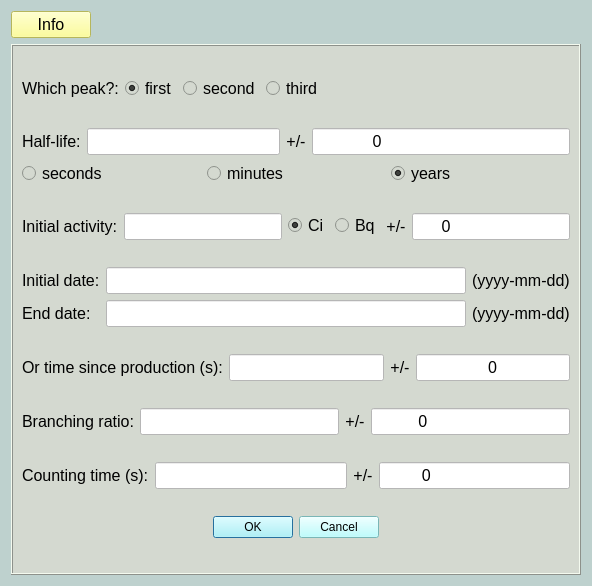
First picture: the form in nasagamma/win_eff.ui, repository mauricioAyllon/NASA-gamma, before the edit.
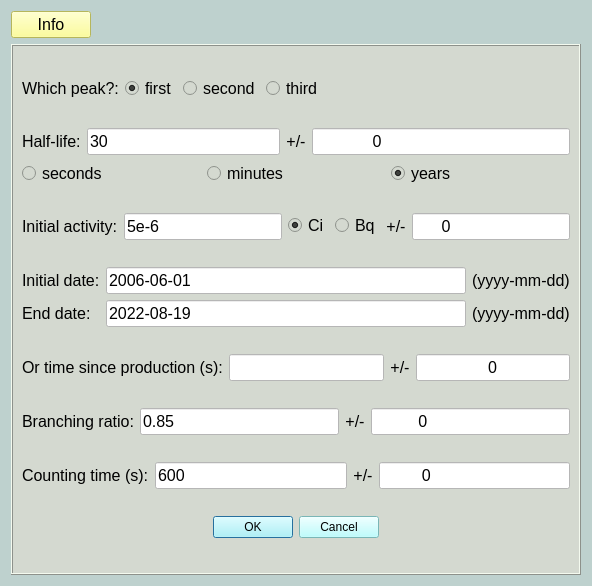
Second picture: the form after the edit.

Commit message: Worked on efficiency calibration. Remove selected button is working now. Need to test efficiency fits

What changed in the file:
```diff
--- a/nasagamma/win_eff.ui
+++ b/nasagamma/win_eff.ui
@@ -171,6 +171,9 @@
               <property name="styleSheet">
                <string notr="true">background-color: rgb(255, 255, 255);</string>
               </property>
+              <property name="text">
+               <string>30</string>
+              </property>
              </widget>
             </item>
            </layout>
@@ -295,7 +298,7 @@
            <string notr="true">background-color: rgb(255, 255, 255);</string>
           </property>
           <property name="text">
-           <string/>
+           <string>5e-6</string>
           </property>
          </widget>
         </item>
@@ -420,7 +423,7 @@
            <string notr="true">background-color: rgb(255, 255, 255);</string>
           </property>
           <property name="text">
-           <string/>
+           <string>2006-06-01</string>
           </property>
          </widget>
         </item>
@@ -447,7 +450,7 @@
            <string notr="true">background-color: rgb(255, 255, 255);</string>
           </property>
           <property name="text">
-           <string/>
+           <string>2022-08-19</string>
           </property>
          </widget>
         </item>
@@ -536,7 +539,7 @@
            <string notr="true">background-color: rgb(255, 255, 255);</string>
           </property>
           <property name="text">
-           <string/>
+           <string>0.85</string>
           </property>
          </widget>
         </item>
@@ -594,7 +597,7 @@
            <string notr="true">background-color: rgb(255, 255, 255);</string>
           </property>
           <property name="text">
-           <string/>
+           <string>600</string>
           </property>
          </widget>
         </item>
```
Left out of the diff: 2 changed lines with no effect on the pictures. The commit also changes 4 other files.
